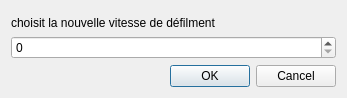
Qt form v5MVP_CLEMENCEAU_MASSON_VINET_TP4/code/vit.ui (jvlatrille/LecteurDiaporama) before a commit.
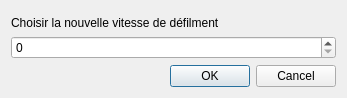
The same form after that commit.

What changed in the file:
```diff
--- a/v5MVP_CLEMENCEAU_MASSON_VINET_TP4/code/vit.ui
+++ b/v5MVP_CLEMENCEAU_MASSON_VINET_TP4/code/vit.ui
@@ -36,7 +36,7 @@
    <item>
     <widget class="QLabel" name="lVit">
      <property name="text">
-      <string>choisit la nouvelle vitesse de défilment</string>
+      <string>Choisir la nouvelle vitesse de défilment</string>
      </property>
     </widget>
    </item>
```
